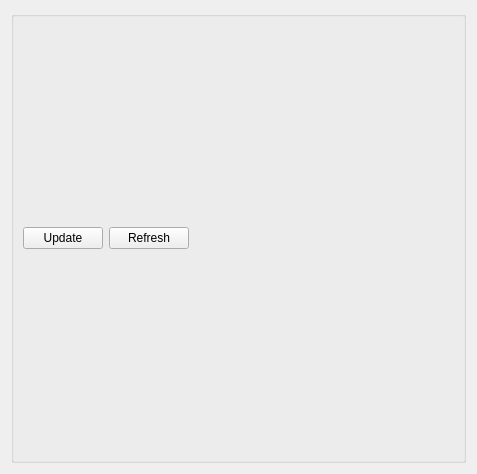
The window that GUI/View/cbcregisterstab.ui (tristandupree/Ph2_ACF) describes before a commit, drawn with Qt 5.
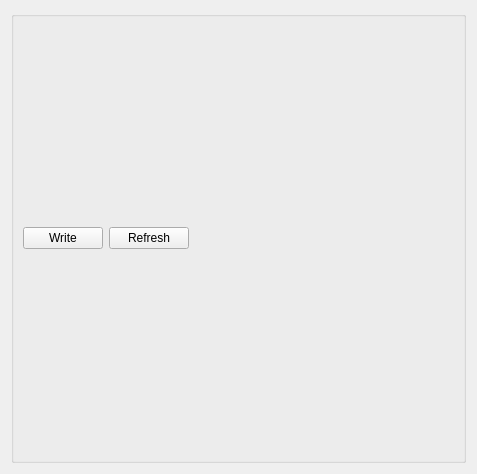
The same window after the commit.

Commit message: annoying cbc reg fix. should now read/write values. no user protection atm

The edit to the form file:
```diff
--- a/GUI/View/cbcregisterstab.ui
+++ b/GUI/View/cbcregisterstab.ui
@@ -28,7 +28,7 @@
         <item>
          <widget class="QPushButton" name="btnUpdate">
           <property name="text">
-           <string>Update</string>
+           <string>Write</string>
           </property>
          </widget>
         </item>
```
Left out of the diff: 2 changed lines with no effect on the pictures. The commit also changes 10 other files.
